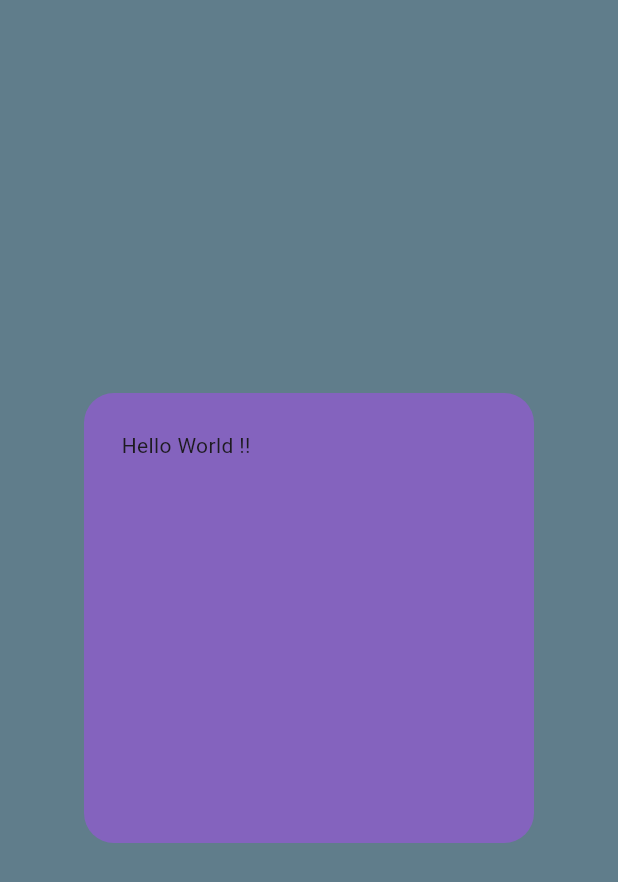
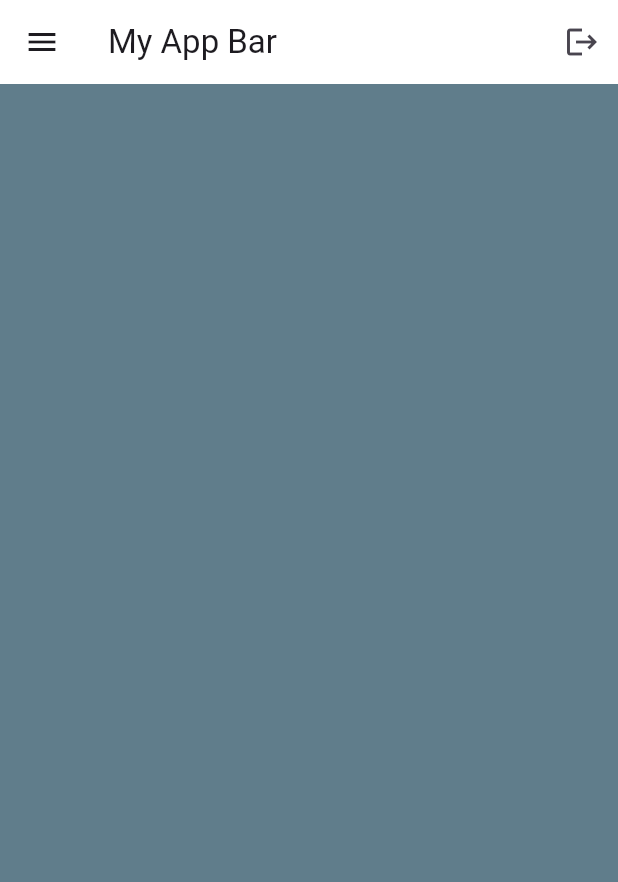
Before and after one commit to noureddine-ab/learnapp, a Flutter app: the screen it shows after launch, on a phone screen of 412 x 824 dp. Shown: the top 882 px of the screen. Run offline on Flutter 3.47's test engine with Material 3 defaults, Android fonts, the phone set to English and light mode, and no system bars.

Commit message:
Third commit

```diff
--- a/lib/main.dart
+++ b/lib/main.dart
@@ -13,7 +13,16 @@ class MyApp extends StatelessWidget {
       debugShowCheckedModeBanner: false,
       home: Scaffold(
         backgroundColor: Colors.blueGrey,
-        body: Center(
+        appBar: AppBar(
+          title: Text( "My App Bar"),
+          backgroundColor: Colors.white,
+          leading: Icon(Icons.menu),
+          actions: [IconButton(onPressed: () {}, icon: Icon(Icons.logout))],
+        ),
+        body: Column(
+
+        )
+        /*Center(
           child: Container(
             height: 300,
             width: 300,
@@ -22,9 +31,20 @@ class MyApp extends StatelessWidget {
               borderRadius: BorderRadius.circular(20)
             ) ,
             padding: EdgeInsets.all(25),
-            child: Text("Hello World !!"),
+            // child: Text(
+            //   "Hello World !!",
+            //   style: TextStyle(
+            //     color : Colors.white,
+            //     fontSize: 17,
+            //   ),
+            //   ),
+            child: Icon(
+              Icons.access_alarm_outlined,
+              size: 35,
+              color: Colors.white,
+              ),
             ),
-        ) ,
+        ) ,*/
       ),
     );
   }
```
